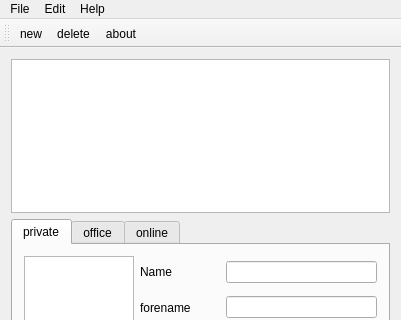
Old version of the form mainwindow.ui in the repository hisoka999/peopleedit; both pictures show x 0 to 401 and y 0 to 320 of the 401 by 572 pixel window.
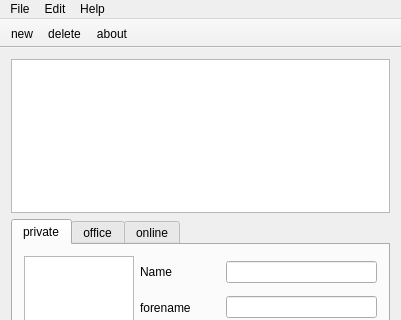
New version of the form. Icons and pictures are not drawn.

```diff
--- a/mainwindow.ui
+++ b/mainwindow.ui
@@ -367,6 +367,9 @@
    <addaction name="menuHelp"/>
   </widget>
   <widget class="QToolBar" name="mainToolBar">
+   <property name="movable">
+    <bool>false</bool>
+   </property>
    <attribute name="toolBarArea">
     <enum>TopToolBarArea</enum>
    </attribute>
```
Left out of the diff: 5 changed lines with no effect on the pictures.
